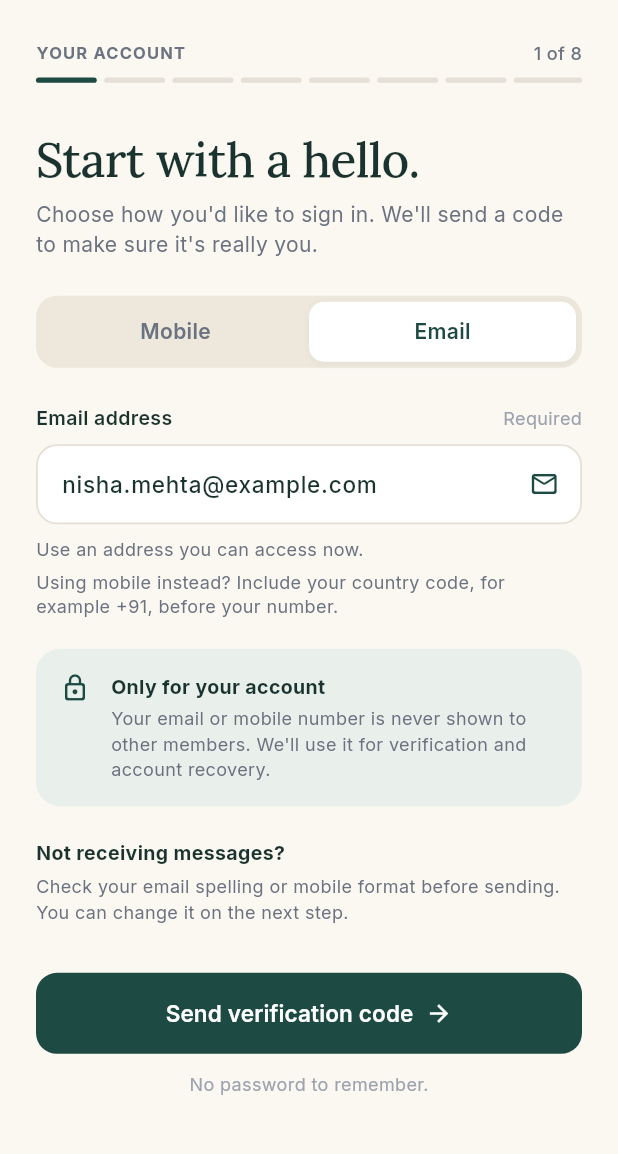
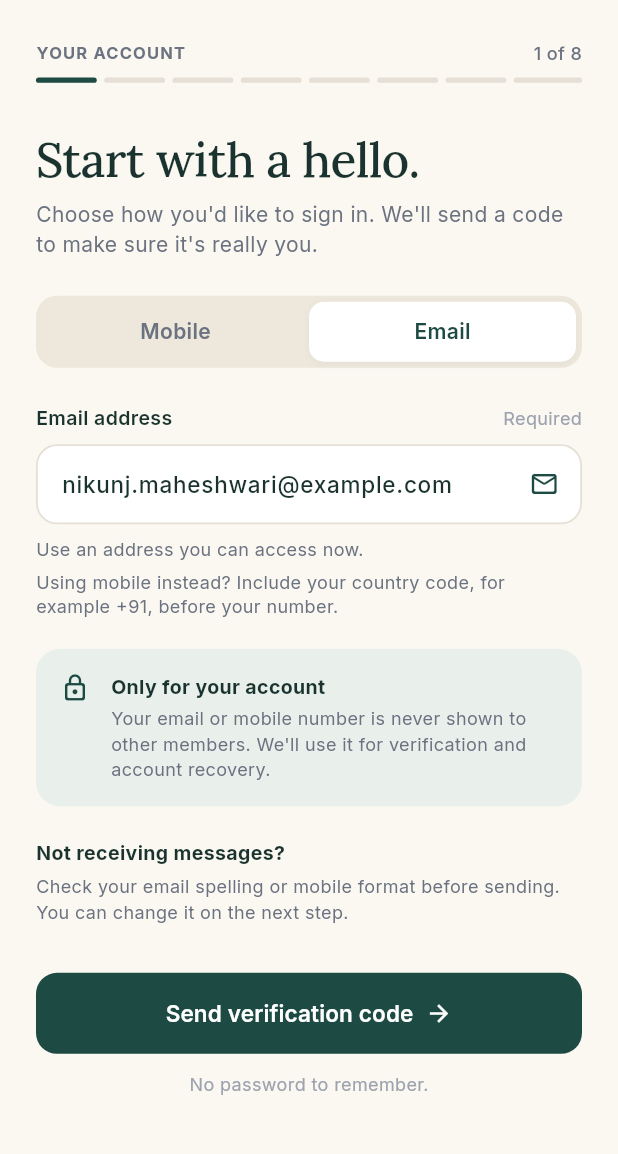
Before and after one commit to cronative/symposium, a Flutter app: the screen it shows after launch, after a tap on "Sign up with mobile", after a tap on "Email", on a phone screen of 412 x 824 dp, the part 74-1228 px from its top. Run offline on Flutter 3.47's test engine with Material 3 defaults, Android fonts, the phone set to English and light mode, and no system bars; our stand-ins replace google_fonts; network calls fail.

Commit message:
feat(profile): update mock identity to Nikunj Maheshwari from Mumbai

```diff
--- a/symposium/lib/screens/onboarding/onboarding_container_screen.dart
+++ b/symposium/lib/screens/onboarding/onboarding_container_screen.dart
@@ -37,8 +37,9 @@ class OnboardingContainerScreen extends StatefulWidget {
 class _OnboardingContainerScreenState extends State<OnboardingContainerScreen> {
   OnboardingStep _currentStep = OnboardingStep.welcome;
   final OnboardingModel _model = OnboardingModel(
-    fullName: 'Nisha Mehta',
-    city: 'Bengaluru',
+    fullName: 'Nikunj Maheshwari',
+    city: 'Mumbai',
+    email: 'nikunj.maheshwari@example.com',
     age: '29',
     company: 'Independent',
     role: 'Product designer',
@@ -132,7 +133,7 @@ class _OnboardingContainerScreenState extends State<OnboardingContainerScreen> {
       case OnboardingStep.otp:
         final contactValue = _model.contactType == ContactType.phone
             ? '${_model.countryCode} ${_model.phoneNumber}'
-            : (_model.email.isNotEmpty ? _model.email : 'nisha.mehta@example.com');
+            : (_model.email.isNotEmpty ? _model.email : 'nikunj.maheshwari@example.com');
         return Step3OtpVerifyScreen(
           key: const ValueKey('otp'),
           contactValue: contactValue,
--- a/symposium/lib/screens/onboarding/sign_in_screen.dart
+++ b/symposium/lib/screens/onboarding/sign_in_screen.dart
@@ -26,7 +26,7 @@ class _SignInScreenState extends State<SignInScreen> {
   ContactType _contactType = ContactType.email;
   final TextEditingController _phoneController = TextEditingController();
   final TextEditingController _emailController =
-      TextEditingController(text: 'nisha.mehta@example.com');
+      TextEditingController(text: 'nikunj.maheshwari@example.com');
   String? _errorText;
   bool _isLoading = false;
 
@@ -203,7 +203,7 @@ class _SignInScreenState extends State<SignInScreen> {
                   CustomTextField(
                     label: 'Registered email address',
                     requirementText: 'Required',
-                    hint: 'nisha.mehta@example.com',
+                    hint: 'nikunj.maheshwari@example.com',
                     controller: _emailController,
                     keyboardType: TextInputType.emailAddress,
                     suffix: const Icon(Icons.mail_outline_rounded,
--- a/symposium/lib/screens/onboarding/step2_contact_input_screen.dart
+++ b/symposium/lib/screens/onboarding/step2_contact_input_screen.dart
@@ -28,7 +28,7 @@ class Step2ContactInputScreen extends StatefulWidget {
 class _Step2ContactInputScreenState extends State<Step2ContactInputScreen> {
   late ContactType _contactType;
   final TextEditingController _emailController =
-      TextEditingController(text: 'nisha.mehta@example.com');
+      TextEditingController(text: 'nikunj.maheshwari@example.com');
   final TextEditingController _phoneController = TextEditingController();
   String? _errorText;
   bool _isLoading = false;
@@ -220,7 +220,7 @@ class _Step2ContactInputScreenState extends State<Step2ContactInputScreen> {
                   CustomTextField(
                     label: 'Email address',
                     requirementText: 'Required',
-                    hint: 'nisha.mehta@example.com',
+                    hint: 'nikunj.maheshwari@example.com',
                     controller: _emailController,
                     keyboardType: TextInputType.emailAddress,
                     suffix: const Icon(Icons.mail_outline_rounded,
--- a/symposium/lib/screens/onboarding/step3_otp_verify_screen.dart
+++ b/symposium/lib/screens/onboarding/step3_otp_verify_screen.dart
@@ -165,7 +165,7 @@ class _Step3OtpVerifyScreenState extends State<Step3OtpVerifyScreen> {
                 Text(
                   widget.contactValue.isNotEmpty
                       ? widget.contactValue
-                      : 'nisha.mehta@example.com',
+                      : 'nikunj.maheshwari@example.com',
                   style: const TextStyle(
                     fontSize: 14,
                     fontWeight: FontWeight.w700,
--- a/symposium/lib/screens/onboarding/step4_basic_profile_screen.dart
+++ b/symposium/lib/screens/onboarding/step4_basic_profile_screen.dart
@@ -39,8 +39,8 @@ class _Step4BasicProfileScreenState extends State<Step4BasicProfileScreen> {
   DateTime? _selectedBirthDate;
 
   final List<String> _cities = [
+    'Mumbai',
     'Bengaluru',
-    'Mumbai',
     'Delhi NCR',
     'Pune',
     'Hyderabad',
@@ -58,10 +58,10 @@ class _Step4BasicProfileScreenState extends State<Step4BasicProfileScreen> {
     _nameController = TextEditingController(
       text: widget.initialFullName.isNotEmpty
           ? widget.initialFullName
-          : 'Nisha Mehta',
+          : 'Nikunj Maheshwari',
     );
     _cityController = TextEditingController(
-      text: widget.initialCity.isNotEmpty ? widget.initialCity : 'Bengaluru',
+      text: widget.initialCity.isNotEmpty ? widget.initialCity : 'Mumbai',
     );
     _selectedBirthDate = widget.initialBirthDate ?? DateTime(1996, 5, 14);
     _birthDateController = TextEditingController(
@@ -344,7 +344,7 @@ class _Step4BasicProfileScreenState extends State<Step4BasicProfileScreen> {
                 CustomTextField(
                   label: 'Full name',
                   requirementText: 'Required',
-                  hint: 'e.g. Nisha Mehta',
+                  hint: 'e.g. Nikunj Maheshwari',
                   controller: _nameController,
                   errorText: _nameError,
                   onChanged: (val) => setState(() => _nameError = null),
--- a/symposium/lib/screens/onboarding/step8_complete_summary_screen.dart
+++ b/symposium/lib/screens/onboarding/step8_complete_summary_screen.dart
@@ -119,7 +119,7 @@ class Step8CompleteSummaryScreen extends StatelessWidget {
                                     Text(
                                       model.fullName.isNotEmpty
                                           ? model.fullName
-                                          : 'Nisha Mehta',
+                                          : 'Nikunj Maheshwari',
                                       style: const TextStyle(
                                         color: AppColors.textPrimary,
                                         fontSize: 18,
```
